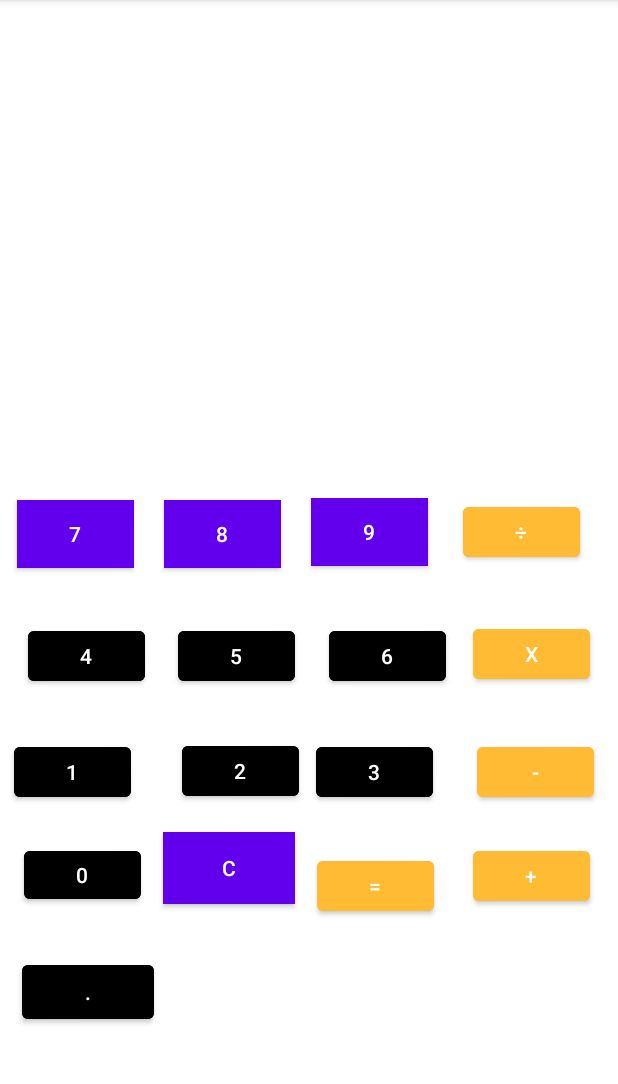
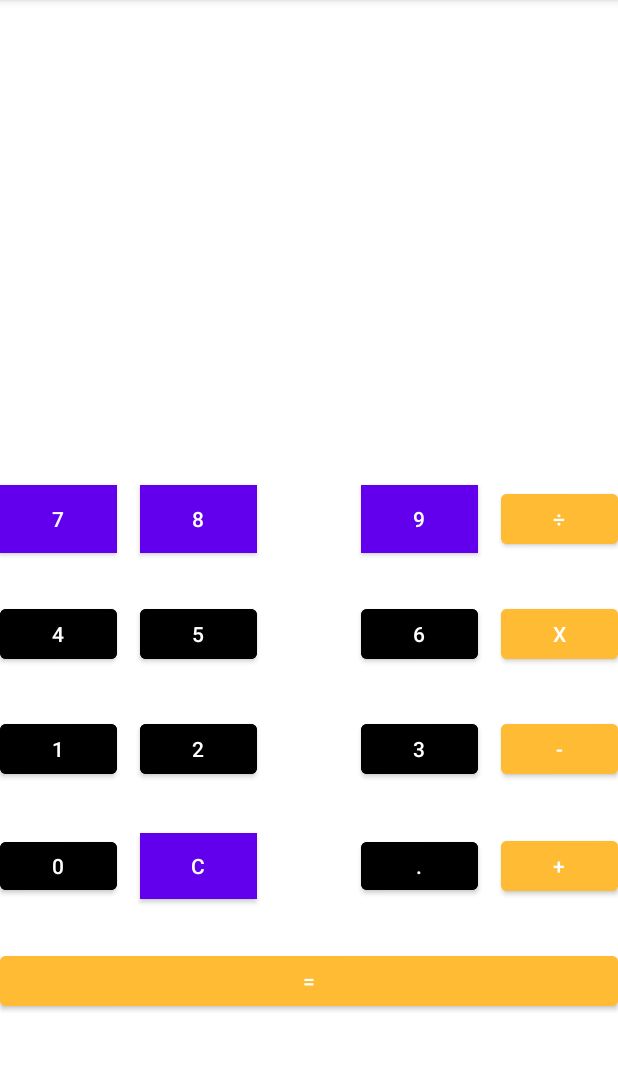
Before and after one commit to Valle8/calculadora, an Android app: the screen it shows after launch (MainActivity), on a phone screen of 412 x 824 dp, the part 84-1168 px from its top. Run offline under Robolectric (Android 15) with nearby library versions, the phone set to English and light mode, and no system bars.

Commit message:
gui
ajuste grafico (añadir varias cuentas seguidas)

```diff
--- a/Calculadora/app/src/main/res/layout/activity_main.xml
+++ b/Calculadora/app/src/main/res/layout/activity_main.xml
@@ -13,69 +13,63 @@
         android:id="@+id/btn3"
         android:layout_width="78dp"
         android:layout_height="45dp"
-        android:layout_marginEnd="18dp"
+        android:layout_marginEnd="15dp"
         android:backgroundTint="@color/black"
         android:onClick="btnTres"
         android:text="3"
-        app:layout_constraintBaseline_toBaselineOf="@+id/btnResta"
+        app:layout_constraintBottom_toTopOf="@+id/guideline15"
         app:layout_constraintEnd_toStartOf="@+id/btnResta"
-        app:layout_constraintStart_toEndOf="@+id/btn2" />
+        app:layout_constraintTop_toTopOf="@+id/guideline14" />
 
     <Button
         android:id="@+id/btn6"
         android:layout_width="78dp"
         android:layout_height="45dp"
-        android:layout_marginStart="10dp"
-        android:layout_marginEnd="10dp"
+        android:layout_marginEnd="15dp"
         android:backgroundTint="@color/black"
         android:onClick="btnSeis"
         android:text="6"
-        app:layout_constraintBaseline_toBaselineOf="@+id/btn5"
+        app:layout_constraintBottom_toTopOf="@+id/guideline14"
         app:layout_constraintEnd_toStartOf="@+id/btnMultiplicacion"
-        app:layout_constraintStart_toEndOf="@+id/btn5" />
+        app:layout_constraintTop_toTopOf="@+id/guideline13" />
 
     <Button
         android:id="@+id/btn9"
         android:layout_width="78dp"
         android:layout_height="45dp"
-        android:layout_marginStart="10dp"
-        android:layout_marginEnd="17dp"
+        android:layout_marginEnd="15dp"
         android:background="@color/black"
         android:backgroundTint="@color/black"
         android:onClick="btnNueve"
         android:text="9"
-        app:layout_constraintBaseline_toBaselineOf="@+id/btnDivision"
+        app:layout_constraintBottom_toTopOf="@+id/guideline13"
         app:layout_constraintEnd_toStartOf="@+id/btnDivision"
-        app:layout_constraintStart_toEndOf="@+id/btn8" />
+        app:layout_constraintTop_toTopOf="@+id/guideline12" />
 
     <Button
         android:id="@+id/btn8"
         android:layout_width="78dp"
         android:layout_height="45dp"
-        android:layout_marginStart="10dp"
-        android:layout_marginTop="37dp"
-        android:layout_marginEnd="10dp"
+        android:layout_marginStart="15dp"
         android:background="@color/black"
         android:backgroundTint="@color/black"
         android:onClick="btnOcho"
         android:text="8"
-        app:layout_constraintEnd_toStartOf="@+id/btn9"
+        app:layout_constraintBottom_toTopOf="@+id/guideline13"
         app:layout_constraintStart_toEndOf="@+id/btn7"
-        app:layout_constraintTop_toBottomOf="@+id/textView" />
+        app:layout_constraintTop_toTopOf="@+id/guideline12" />
 
     <Button
         android:id="@+id/btn7"
         android:layout_width="78dp"
         android:layout_height="45dp"
-        android:layout_marginStart="16dp"
-        android:layout_marginEnd="10dp"
         android:background="@color/black"
         android:backgroundTint="@color/black"
         android:onClick="btnSiete"
         android:text="7"
-        app:layout_constraintBaseline_toBaselineOf="@+id/btn8"
-        app:layout_constraintEnd_toStartOf="@+id/btn8"
+        app:layout_constraintBottom_toTopOf="@+id/guideline13"
         app:layout_constraintStart_toStartOf="parent"
+        app:layout_constraintTop_toTopOf="@+id/guideline12"
         app:rippleColor="#FFFFFF" />
 
     <TextView
@@ -92,274 +86,190 @@
 
     <Button
         android:id="@+id/btnIgual"
-        android:layout_width="78dp"
+        android:layout_width="0dp"
         android:layout_height="45dp"
-        android:layout_marginTop="272dp"
         android:backgroundTint="@android:color/holo_orange_light"
         android:onClick="btnIgual"
         android:text="="
-        app:layout_constraintBottom_toBottomOf="parent"
+        app:layout_constraintBottom_toTopOf="@+id/guideline9"
         app:layout_constraintEnd_toEndOf="parent"
-        app:layout_constraintHorizontal_bias="0.632"
         app:layout_constraintStart_toStartOf="parent"
-        app:layout_constraintTop_toBottomOf="@+id/textView"
-        app:layout_constraintVertical_bias="0.0" />
+        app:layout_constraintTop_toTopOf="@+id/guideline3" />
 
     <Button
         android:id="@+id/btnSuma"
         android:layout_width="78dp"
         android:layout_height="45dp"
-        android:layout_marginStart="128dp"
-        android:layout_marginTop="24dp"
-        android:layout_marginEnd="16dp"
         android:backgroundTint="@android:color/holo_orange_light"
         android:onClick="btnSuma"
         android:text="+"
+        app:layout_constraintBottom_toTopOf="@+id/guideline3"
         app:layout_constraintEnd_toEndOf="parent"
-        app:layout_constraintHorizontal_bias="0.969"
-        app:layout_constraintStart_toEndOf="@+id/btn0"
-        app:layout_constraintTop_toBottomOf="@+id/btnResta" />
+        app:layout_constraintTop_toTopOf="@+id/guideline15" />
 
     <Button
         android:id="@+id/btnDivision"
         android:layout_width="78dp"
         android:layout_height="45dp"
-        android:layout_marginStart="6dp"
-        android:layout_marginTop="36dp"
-        android:layout_marginEnd="30dp"
-        android:layout_marginBottom="29dp"
         android:backgroundTint="@android:color/holo_orange_light"
         android:onClick="btnDivision"
         android:text="÷"
-        app:layout_constraintBottom_toTopOf="@+id/btnMultiplicacion"
+        app:layout_constraintBottom_toTopOf="@+id/guideline13"
         app:layout_constraintEnd_toEndOf="parent"
-        app:layout_constraintStart_toEndOf="@+id/btn9"
-        app:layout_constraintTop_toBottomOf="@+id/textView"
+        app:layout_constraintTop_toTopOf="@+id/guideline12"
         app:rippleColor="@color/black" />
 
     <Button
         android:id="@+id/btnMultiplicacion"
         android:layout_width="78dp"
         android:layout_height="45dp"
-        android:layout_marginStart="6dp"
-        android:layout_marginTop="36dp"
-        android:layout_marginEnd="16dp"
         android:backgroundTint="@android:color/holo_orange_light"
         android:onClick="btnMultiplicacion"
         android:text="x"
+        app:layout_constraintBottom_toTopOf="@+id/guideline14"
         app:layout_constraintEnd_toEndOf="parent"
-        app:layout_constraintStart_toEndOf="@+id/btn6"
-        app:layout_constraintTop_toBottomOf="@+id/btnDivision" />
+        app:layout_constraintTop_toTopOf="@+id/guideline13" />
 
     <Button
         android:id="@+id/btn4"
         android:layout_width="78dp"
         android:layout_height="45dp"
-        android:layout_marginStart="16dp"
-        android:layout_marginTop="36dp"
-        android:layout_marginEnd="10dp"
         android:backgroundTint="@color/black"
         android:onClick="btnCuatro"
         android:text="4"
-        app:layout_constraintEnd_toStartOf="@+id/btn5"
+        app:layout_constraintBottom_toTopOf="@+id/guideline14"
         app:layout_constraintStart_toStartOf="parent"
-        app:layout_constraintTop_toBottomOf="@+id/btn7" />
+        app:layout_constraintTop_toTopOf="@+id/guideline13" />
 
     <Button
         android:id="@+id/btn5"
         android:layout_width="78dp"
         android:layout_height="45dp"
-        android:layout_marginStart="10dp"
-        android:layout_marginEnd="10dp"
+        android:layout_marginStart="15dp"
         android:backgroundTint="@color/black"
         android:onClick="btnCinco"
         android:text="5"
-        app:layout_constraintBaseline_toBaselineOf="@+id/btn4"
-        app:layout_constraintEnd_toStartOf="@+id/btn6"
-        app:layout_constraintStart_toEndOf="@+id/btn4" />
+        app:layout_constraintBottom_toTopOf="@+id/guideline14"
+        app:layout_constraintStart_toEndOf="@+id/btn4"
+        app:layout_constraintTop_toTopOf="@+id/guideline13" />
 
     <Button
         android:id="@+id/btn1"
         android:layout_width="78dp"
         android:layout_height="45dp"
-        android:layout_marginStart="16dp"
-        android:layout_marginTop="32dp"
-        android:layout_marginEnd="10dp"
         android:backgroundTint="@color/black"
         android:onClick="btnUno"
         android:text="1"
-        app:layout_constraintEnd_toStartOf="@+id/btn2"
+        app:layout_constraintBottom_toTopOf="@+id/guideline15"
         app:layout_constraintStart_toStartOf="parent"
-        app:layout_constraintTop_toBottomOf="@+id/btn4" />
+        app:layout_constraintTop_toTopOf="@+id/guideline14" />
 
     <Button
         android:id="@+id/btn2"
         android:layout_width="78dp"
         android:layout_height="45dp"
-        android:layout_marginStart="24dp"
-        android:layout_marginTop="475dp"
-        android:layout_marginEnd="219dp"
-        android:layout_marginBottom="215dp"
+        android:layout_marginStart="15dp"
         android:backgroundTint="@color/black"
         android:onClick="btnDos"
         android:text="2"
-        app:layout_constraintBottom_toBottomOf="parent"
-        app:layout_constraintEnd_toEndOf="parent"
+        app:layout_constraintBottom_toTopOf="@+id/guideline15"
         app:layout_constraintStart_toEndOf="@+id/btn1"
-        app:layout_constraintTop_toTopOf="parent" />
+        app:layout_constraintTop_toTopOf="@+id/guideline14" />
 
     <Button
         android:id="@+id/btn0"
         android:layout_width="78dp"
         android:layout_height="44dp"
-        android:layout_marginStart="16dp"
-        android:layout_marginTop="24dp"
         android:backgroundTint="@color/black"
         android:onClick="btnCero"
         android:text="0"
+        app:layout_constraintBottom_toTopOf="@+id/guideline3"
         app:layout_constraintStart_toStartOf="parent"
-        app:layout_constraintTop_toBottomOf="@+id/btn1" />
+        app:layout_constraintTop_toTopOf="@+id/guideline15" />
 
     <Button
         android:id="@+id/btnResta"
         android:layout_width="78dp"
         android:layout_height="45dp"
-        android:layout_marginTop="33dp"
-        android:layout_marginEnd="16dp"
         android:backgroundTint="@android:color/holo_orange_light"
         android:onClick="btnResta"
         android:text="-"
+        app:layout_constraintBottom_toTopOf="@+id/guideline15"
         app:layout_constraintEnd_toEndOf="parent"
-        app:layout_constraintTop_toBottomOf="@+id/btnMultiplicacion" />
+        app:layout_constraintTop_toTopOf="@+id/guideline14" />
 
     <Button
         android:id="@+id/btnBorrar"
-        android:layout_width="wrap_content"
-        android:layout_height="wrap_content"
-        android:layout_marginEnd="18dp"
-        android:layout_marginBottom="139dp"
+        android:layout_width="78dp"
+        android:layout_height="44dp"
+        android:layout_marginStart="15dp"
         android:background="@color/black"
         android:backgroundTint="@android:color/darker_gray"
         android:onClick="btnBorrar"
         android:text="C"
-        app:layout_constraintBottom_toBottomOf="parent"
-        app:layout_constraintEnd_toEndOf="parent"
-        app:layout_constraintHorizontal_bias="0.355"
-        app:layout_constraintStart_toStartOf="parent"
-        app:layout_constraintTop_toTopOf="@+id/guideline9"
-        app:layout_constraintVertical_bias="0.47" />
+        app:layout_constraintBottom_toTopOf="@+id/guideline3"
+        app:layout_constraintStart_toEndOf="@+id/btn0"
+        app:layout_constraintTop_toTopOf="@+id/guideline15" />
 
     <androidx.constraintlayout.widget.Guideline
         android:id="@+id/guideline3"
         android:layout_width="wrap_content"
         android:layout_height="wrap_content"
         android:orientation="horizontal"
-        app:layout_constraintGuide_begin="594dp" />
+        app:layout_constraintGuide_percent="0.80300957" />
 
     <androidx.constraintlayout.widget.Guideline
-        android:id="@+id/guideline4"
+        android:id="@+id/guideline9"
         android:layout_width="wrap_content"
         android:layout_height="wrap_content"
-        android:orientation="vertical"
-        app:layout_constraintGuide_begin="198dp" />
+        android:orientation="horizontal"
+        app:layout_constraintGuide_percent="0.9" />
 
     <androidx.constraintlayout.widget.Guideline
-        android:id="@+id/guideline5"
+        android:id="@+id/guideline12"
         android:layout_width="wrap_content"
         android:layout_height="wrap_content"
-        android:orientation="vertical"
-        app:layout_constraintGuide_begin="97dp" />
+        android:orientation="horizontal"
+        app:layout_constraintGuide_percent="0.4" />
 
     <androidx.constraintlayout.widget.Guideline
-        android:id="@+id/guideline6"
+        android:id="@+id/guideline13"
         android:layout_width="wrap_content"
         android:layout_height="wrap_content"
-        android:orientation="vertical"
-        app:layout_constraintGuide_begin="299dp" />
+        android:orientation="horizontal"
+        app:layout_constraintGuide_percent="0.5" />
+
+    <androidx.constraintlayout.widget.Guideline
+        android:id="@+id/guideline14"
+        android:layout_width="wrap_content"
+        android:layout_height="wrap_content"
+        android:orientation="horizontal"
+        app:layout_constraintGuide_percent="0.6" />
+
+    <androidx.constraintlayout.widget.Guideline
+        android:id="@+id/guideline15"
+        android:layout_width="wrap_content"
+        android:layout_height="wrap_content"
+        android:orientation="horizontal"
+        app:layout_constraintGuide_percent="0.7" />
+
+    <Button
+        android:id="@+id/btnPunto"
+        android:layout_width="78dp"
+        android:layout_height="44dp"
+        android:layout_marginEnd="15dp"
+        android:backgroundTint="@color/black"
+        android:onClick="btnPunto"
+        android:text="."
+        app:layout_constraintBottom_toTopOf="@+id/guideline3"
+        app:layout_constraintEnd_toStartOf="@+id/btnSuma"
+        app:layout_constraintTop_toTopOf="@+id/guideline15" />
 
     <androidx.constraintlayout.widget.Guideline
         android:id="@+id/guideline7"
         android:layout_width="wrap_content"
         android:layout_height="wrap_content"
         android:orientation="vertical"
-        app:layout_constraintGuide_begin="399dp" />
-
-    <androidx.constraintlayout.widget.Guideline
-        android:id="@+id/guideline8"
-        android:layout_width="wrap_content"
-        android:layout_height="wrap_content"
-        android:orientation="vertical"
-        app:layout_constraintGuide_begin="15dp" />
-
-    <androidx.constraintlayout.widget.Guideline
-        android:id="@+id/guideline9"
-        android:layout_width="wrap_content"
-        android:layout_height="wrap_content"
-        android:orientation="horizontal"
-        app:layout_constraintGuide_begin="532dp" />
-
-    <androidx.constraintlayout.widget.Guideline
-        android:id="@+id/guideline10"
-        android:layout_width="wrap_content"
-        android:layout_height="wrap_content"
-        android:orientation="horizontal"
-        app:layout_constraintGuide_begin="475dp" />
-
-    <androidx.constraintlayout.widget.Guideline
-        android:id="@+id/guideline11"
-        android:layout_width="wrap_content"
-        android:layout_height="wrap_content"
-        android:orientation="horizontal"
-        app:layout_constraintGuide_begin="520dp" />
-
-    <androidx.constraintlayout.widget.Guideline
-        android:id="@+id/guideline12"
-        android:layout_width="wrap_content"
-        android:layout_height="wrap_content"
-        android:orientation="horizontal"
-        app:layout_constraintGuide_begin="317dp" />
-
-    <androidx.constraintlayout.widget.Guideline
-        android:id="@+id/guideline13"
-        android:layout_width="wrap_content"
-        android:layout_height="wrap_content"
-        android:orientation="horizontal"
-        app:layout_constraintGuide_begin="368dp" />
-
-    <androidx.constraintlayout.widget.Guideline
-        android:id="@+id/guideline14"
-        android:layout_width="wrap_content"
-        android:layout_height="wrap_content"
-        android:orientation="horizontal"
-        app:layout_constraintGuide_begin="398dp" />
-
-    <androidx.constraintlayout.widget.Guideline
-        android:id="@+id/guideline15"
-        android:layout_width="wrap_content"
-        android:layout_height="wrap_content"
-        android:orientation="horizontal"
-        app:layout_constraintGuide_begin="443dp" />
-
-    <androidx.constraintlayout.widget.Guideline
-        android:id="@+id/guideline16"
-        android:layout_width="wrap_content"
-        android:layout_height="wrap_content"
-        android:orientation="horizontal"
-        app:layout_constraintGuide_begin="641dp" />
-
-    <Button
-        android:id="@+id/btnPunto"
-        android:layout_width="wrap_content"
-        android:layout_height="wrap_content"
-        android:layout_marginTop="341dp"
-        android:backgroundTint="@color/black"
-        android:onClick="btnPunto"
-        android:text="."
-        app:layout_constraintBottom_toBottomOf="parent"
-        app:layout_constraintEnd_toEndOf="parent"
-        app:layout_constraintHorizontal_bias="0.045"
-        app:layout_constraintStart_toStartOf="parent"
-        app:layout_constraintTop_toBottomOf="@+id/textView"
-        app:layout_constraintVertical_bias="0.0" />
+        app:layout_constraintGuide_begin="20dp" />
 
 </androidx.constraintlayout.widget.ConstraintLayout>
```
